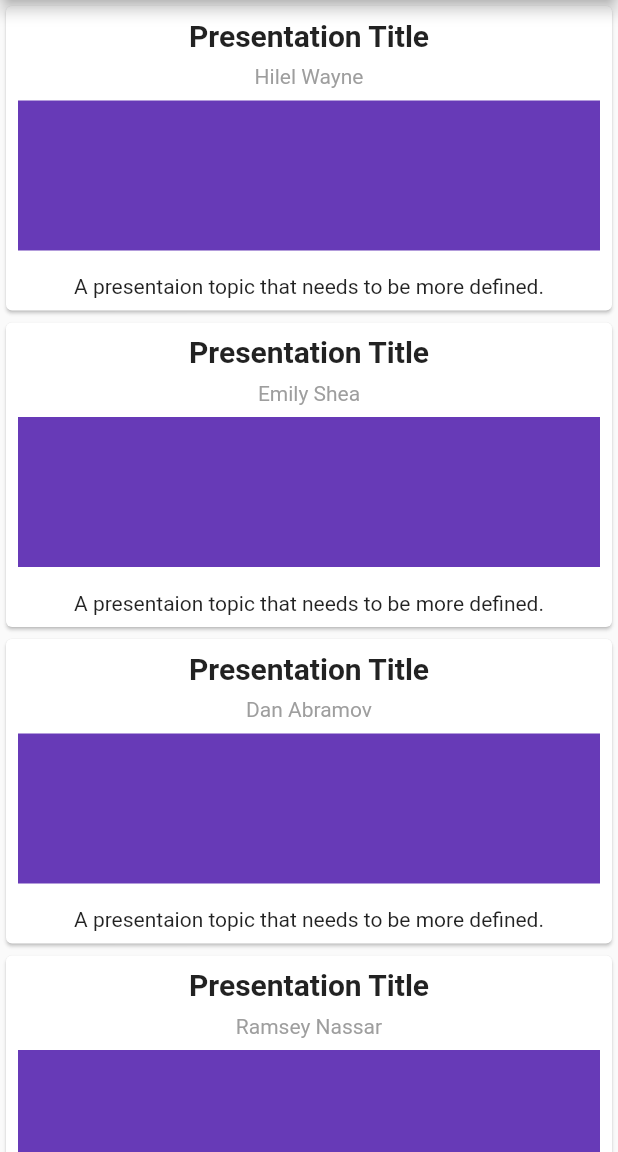
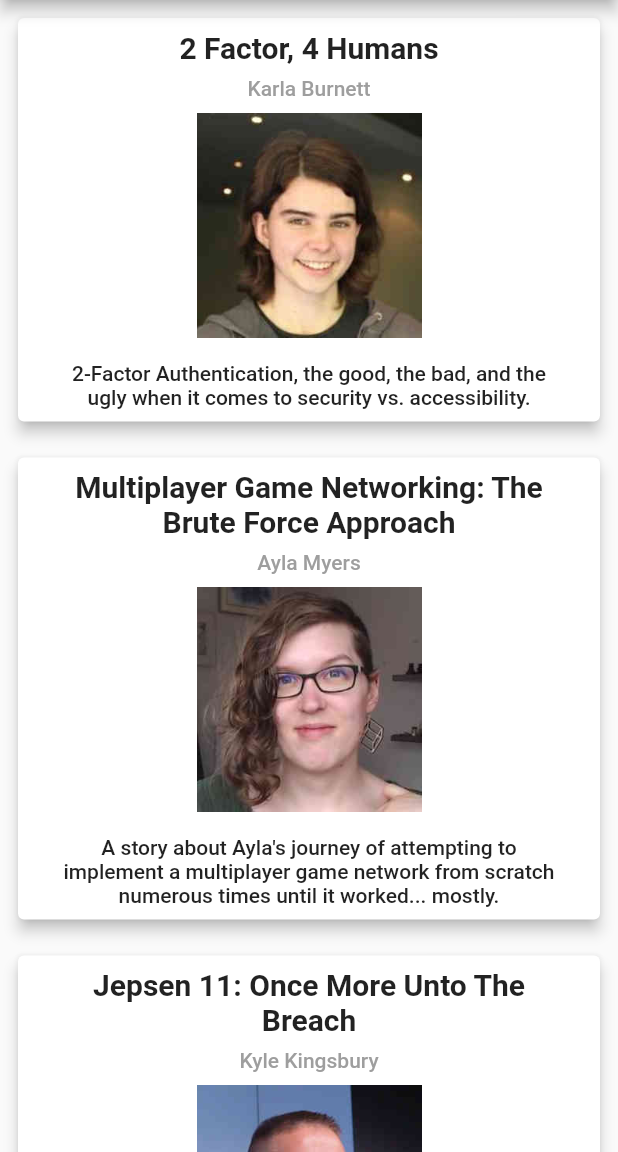
Before and after one commit to Zureka/deconstruct-2019, a Flutter app: the screen it shows after launch, on a phone screen of 412 x 824 dp, the part 84-1236 px from its top. Run offline on Flutter 3.47's test engine with Material 2 defaults, Android fonts, the phone set to English and light mode, and no system bars.

Commit message:
Add presentation page; add image for speaker

```diff
--- /dev/null
+++ b/lib/pages/presentation.dart
@@ -0,0 +1,66 @@
+import 'package:flutter/material.dart';
+
+import '../presentation_info.dart';
+
+class PresentationPage extends StatelessWidget {
+  final PresentationInfo info;
+
+  PresentationPage({this.info});
+
+  @override
+  Widget build(BuildContext context) {
+    return Scaffold(
+      appBar: AppBar(
+        title: Text(info.speaker.getFullName()),
+      ),
+      body: SingleChildScrollView(
+        child: Padding(
+          padding: const EdgeInsets.all(16.0),
+          child: Column(
+            children: <Widget>[
+              Container(
+                width: double.infinity,
+                height: 250,
+                child: Image.asset(info.speaker.imageUrl),
+              ),
+              Padding(
+                padding: const EdgeInsets.fromLTRB(8, 16, 8, 16),
+                child: Text(
+                  info.title,
+                  style: TextStyle(
+                    fontSize: 30,
+                    fontWeight: FontWeight.bold,
+                  ),
+                  textAlign: TextAlign.center,
+                ),
+              ),
+              Text(
+                  """Exercising the imagination, experimenting with talents, being creative; these things, to me, are truly the windows to your soul. Maybe there's a happy little waterfall happening over here. I think there's an artist hidden in the bottom of every single one of us. We have a fantastic little sky!
+
+See. We take the corner of the brush and let it play back-and-forth. Just a little indication. I get carried away with this brush cleaning. Here we're limited by the time we have. The little tiny Tim easels will let you down.
+
+Painting should do one thing. It should put happiness in your heart. Let's get crazy. Don't kill all your dark areas - you need them to show the light. As trees get older they lose their chlorophyll. Let's build an almighty mountain. Pretend you're water. Just floating without any effort. Having a good day.
+
+I spend a lot of time walking around in the woods and talking to trees, and squirrels, and little rabbits and stuff. Paint anything you want on the canvas. Create your own world. Let your imagination be your guide. And that's when it becomes fun - you don't have to spend your time thinking about what's happening - you just let it happen. Take your time. Speed will come later.
+
+Don't forget to tell these special people in your life just how special they are to you. Every single thing in the world has its own personality - and it is up to you to make friends with the little rascals. I'm sort of a softy, I couldn't shoot Bambi except with a camera. Everything is happy if you choose to make it that way.
+
+Here's another little happy bush Mountains are so simple, they're hard. Maybe there was an old trapper that lived out here and maybe one day he went to check his beaver traps, and maybe he fell into the river and drowned. We can fix anything. There are no limits in this world. We wash our brush with odorless thinner.
+
+Working it up and down, back and forth. Let's have a nice tree right here. This is the way you take out your flustrations. Everything's not great in life, but we can still find beauty in it. Work on one thing at a time. Don't get carried away - we have plenty of time. Isn't it great to do something you can't fail at?
+
+We'll have a super time. A tree needs to be your friend if you're going to paint him. A happy cloud. And maybe a little bush lives there. Steve wants reflections, so let's give him reflections. Let your imagination be your guide.
+
+Just pretend you are a whisper floating across a mountain. This is your world, whatever makes you happy you can put in it. Go crazy. We don't have to be committed. We are just playing here. Just a happy little shadow that lives in there. Now let's put some happy little clouds in here.
+
+Just go back and put one little more happy tree in there. Zip. That easy. We don't really know where this goes - and I'm not sure we really care. Very easy to work these to death.
+
+
+""")
+            ],
+          ),
+        ),
+      ),
+    );
+  }
+}
--- /dev/null
+++ b/lib/presentation_card.dart
@@ -0,0 +1,75 @@
+import 'package:flutter/material.dart';
+
+import './presentation_info.dart';
+import './pages/presentation.dart';
+
+class PresentationCard extends StatelessWidget {
+  final PresentationInfo info;
+
+  PresentationCard(this.info);
+
+  @override
+  Widget build(BuildContext context) {
+    return Padding(
+      padding: const EdgeInsets.all(8.0),
+      child: Card(
+        elevation: 4,
+        child: FlatButton(
+          child: Column(
+            children: <Widget>[
+              Container(
+                width: double.infinity,
+                child: Column(
+                  children: <Widget>[
+                    Padding(
+                      padding: const EdgeInsets.all(8.0),
+                      child: Text(
+                        info.title,
+                        textAlign: TextAlign.center,
+                        style: TextStyle(
+                          fontSize: 20,
+                          fontWeight: FontWeight.bold,
+                        ),
+                      ),
+                    ),
+                    Text(
+                      info.speaker.getFullName(),
+                      style: TextStyle(
+                        color: Colors.grey,
+                      ),
+                    ),
+                  ],
+                ),
+              ),
+              Padding(
+                padding: const EdgeInsets.all(8.0),
+                child: Container(
+                  width: double.infinity,
+                  height: 150,
+                  child: info.speaker.imageUrl != null
+                      ? Image.asset(info.speaker.imageUrl)
+                      : Container(),
+                ),
+              ),
+              Padding(
+                padding: const EdgeInsets.all(8.0),
+                child: Text(
+                  info.topic,
+                  textAlign: TextAlign.center,
+                ),
+              ),
+            ],
+          ),
+          onPressed: () => Navigator.push(
+            context,
+            MaterialPageRoute(
+              builder: (context) => PresentationPage(
+                info: info,
+              ),
+            ),
+          ),
+        ),
+      ),
+    );
+  }
+}
--- a/lib/speaker_control.dart
+++ b/lib/speaker_control.dart
@@ -1,105 +1,53 @@
 import 'package:flutter/material.dart';
+import 'package:seattle_trip/presentation_card.dart';
 
 import './speaker_info.dart';
 import './presentation_info.dart';
 
-class SpeakerControl extends StatefulWidget {
-  @override
-  _SpeakerControlState createState() => _SpeakerControlState();
-}
-
-class _SpeakerControlState extends State<SpeakerControl> {
-  List<PresentationInfo> _presentations = [
+class SpeakerControl extends StatelessWidget {
+  final List<PresentationInfo> _presentations = [
     PresentationInfo(
       speaker: SpeakerInfo(
-        firstName: 'Hilel',
-        lastName: 'Wayne',
+        firstName: 'Karla',
+        lastName: 'Burnett',
+        imageUrl: 'assets/karla-burnett.jpg',
       ),
-      title: 'Presentation Title',
-      topic: 'A presentaion topic that needs to be more defined.',
+      title: '2 Factor, 4 Humans',
+      topic:
+          '2-Factor Authentication, the good, the bad, and the ugly when it comes to security vs. accessibility.',
     ),
     PresentationInfo(
       speaker: SpeakerInfo(
-        firstName: 'Emily',
-        lastName: 'Shea',
+        firstName: 'Ayla',
+        lastName: 'Myers',
+        imageUrl: 'assets/ayla-myers.jpg',
       ),
-      title: 'Presentation Title',
-      topic: 'A presentaion topic that needs to be more defined.',
+      title: 'Multiplayer Game Networking: The Brute Force Approach',
+      topic:
+          'A story about Ayla\'s journey of attempting to implement a multiplayer game network from scratch numerous times until it worked... mostly.',
     ),
     PresentationInfo(
       speaker: SpeakerInfo(
-        firstName: 'Dan',
-        lastName: 'Abramov',
+        firstName: 'Kyle',
+        lastName: 'Kingsbury',
+        imageUrl: 'assets/kyle-kingsbury.jpg',
       ),
-      title: 'Presentation Title',
-      topic: 'A presentaion topic that needs to be more defined.',
-    ),
-    PresentationInfo(
-      speaker: SpeakerInfo(
-        firstName: 'Ramsey',
-        lastName: 'Nassar',
-      ),
-      title: 'Presentation Title',
-      topic: 'A presentaion topic that needs to be more defined.',
-    ),
-    PresentationInfo(
-      speaker: SpeakerInfo(
-        firstName: 'Ramsey',
-        lastName: 'Nassar',
-      ),
-      title: 'Presentation Title',
-      topic: 'A presentaion topic that needs to be more defined.',
+      title: 'Jepsen 11: Once More Unto The Breach',
+      topic:
+          'In an effort to make distributed systems safer, Kyle showed us some of the bugs he found in seamingly safe databases with the help of the Jepsen library.',
     ),
   ];
 
-  Widget _buildPresenationItem(PresentationInfo info) {
-    return Card(
-      child: Column(
-        children: <Widget>[
-          Container(
-            width: double.infinity,
-            child: Column(
-              children: <Widget>[
-                Padding(
-                  padding: const EdgeInsets.all(8.0),
-                  child: Text(
-                    info.title,
-                    textAlign: TextAlign.center,
-                    style: TextStyle(fontSize: 20, fontWeight: FontWeight.bold),
-                  ),
-                ),
-                Text(
-                  '${info.speaker.firstName} ${info.speaker.lastName}',
-                  style: TextStyle(color: Colors.grey),
-                ),
-              ],
-            ),
-          ),
-          Padding(
-            padding: const EdgeInsets.all(8.0),
-            child: Container(
-              width: double.infinity,
-              height: 100,
-              color: Theme.of(context).primaryColor,
-            ),
-          ),
-          Padding(
-            padding: const EdgeInsets.all(8.0),
-            child: Text(info.topic),
-          ),
-        ],
-      ),
-    );
+  Widget _buildPresenationItem(BuildContext context, int index) {
+    PresentationInfo info = _presentations[index];
+    return PresentationCard(info);
   }
 
   @override
   Widget build(BuildContext context) {
-    return ListView(
-      children: _presentations
-          .map(
-            (info) => _buildPresenationItem(info),
-          )
-          .toList(),
+    return ListView.builder(
+      itemCount: _presentations.length,
+      itemBuilder: _buildPresenationItem,
     );
   }
 }
--- a/lib/speaker_info.dart
+++ b/lib/speaker_info.dart
@@ -3,13 +3,17 @@ import 'package:flutter/foundation.dart';
 class SpeakerInfo {
   final String firstName;
   final String lastName;
+  final String imageUrl;
   final String company;
   final String jobTitle;
 
   SpeakerInfo({
     @required this.firstName,
     @required this.lastName,
+    this.imageUrl,
     this.company,
     this.jobTitle,
   });
+
+  String getFullName() => '${this.firstName} ${this.lastName}';
 }
```
